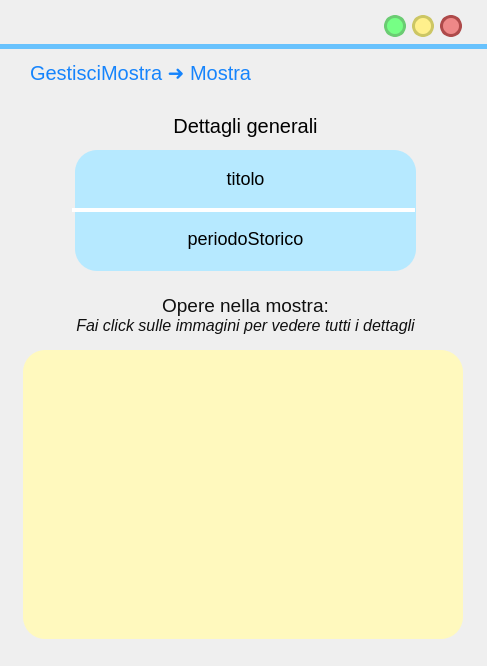
This is frontend/ui/VistaMostra.ui in MrPio/MuseoOmero as Qt 5 draws it before an edit. The edited form follows.
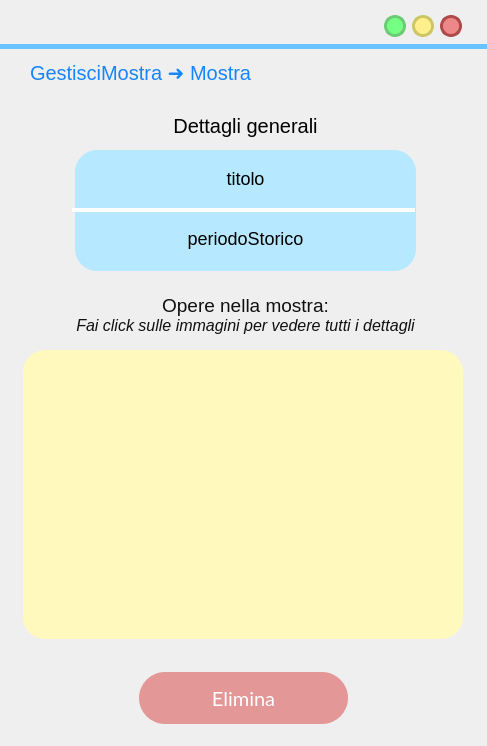
This is the edited form. Icons and pictures are not drawn.

```diff
--- a/frontend/ui/VistaMostra.ui
+++ b/frontend/ui/VistaMostra.ui
@@ -7,7 +7,7 @@
     <x>0</x>
     <y>0</y>
     <width>487</width>
-    <height>666</height>
+    <height>746</height>
    </rect>
   </property>
   <property name="cursor">
@@ -669,6 +669,53 @@
      <set>Qt::AlignCenter</set>
     </property>
    </widget>
+   <widget class="QPushButton" name="eliminaButton">
+    <property name="geometry">
+     <rect>
+      <x>139</x>
+      <y>672</y>
+      <width>209</width>
+      <height>52</height>
+     </rect>
+    </property>
+    <property name="font">
+     <font>
+      <family>Lato</family>
+      <pointsize>15</pointsize>
+      <weight>50</weight>
+      <italic>false</italic>
+      <bold>false</bold>
+     </font>
+    </property>
+    <property name="cursor">
+     <cursorShape>PointingHandCursor</cursorShape>
+    </property>
+    <property name="autoFillBackground">
+     <bool>false</bool>
+    </property>
+    <property name="styleSheet">
+     <string notr="true">QPushButton{
+ background-color:#e39797;
+ border-style: none;
+ border-radius:26px;
+color: rgb(255, 255, 255);
+	font: 15pt &quot;Lato&quot;;
+}
+
+QPushButton::pressed{
+ border-style: solid;
+
+	border-color:#e39797;
+	border-width:4;
+	background-color : white;
+	color:#e39797;
+}
+</string>
+    </property>
+    <property name="text">
+     <string>Elimina</string>
+    </property>
+   </widget>
    <zorder>immagineLabel</zorder>
    <zorder>label</zorder>
    <zorder>reduceButton</zorder>
```
Left out of the diff: 1 changed line with no effect on the pictures.
